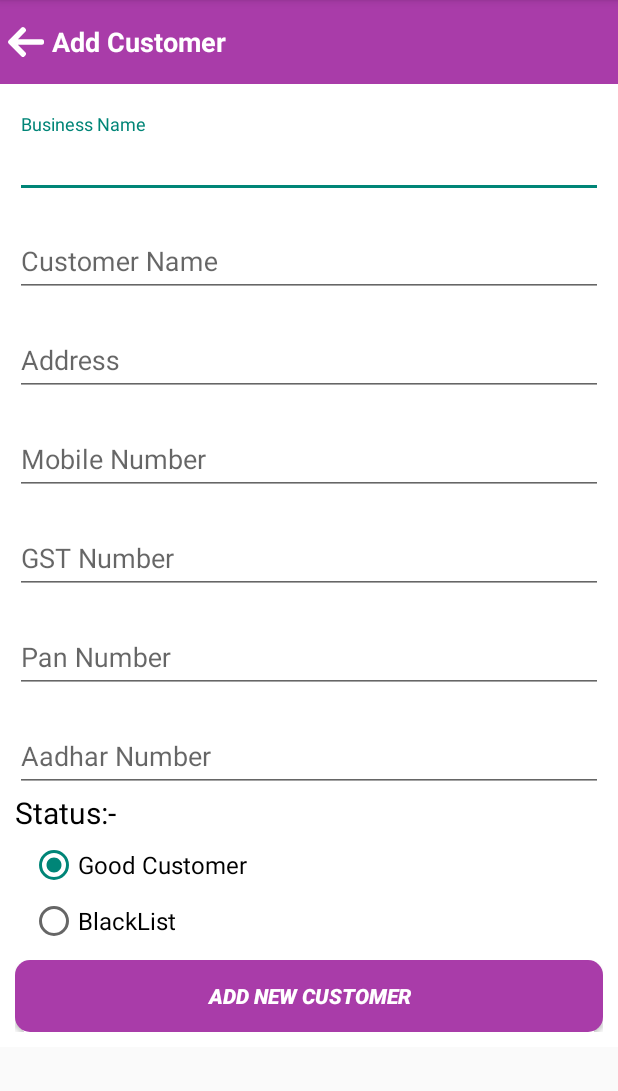
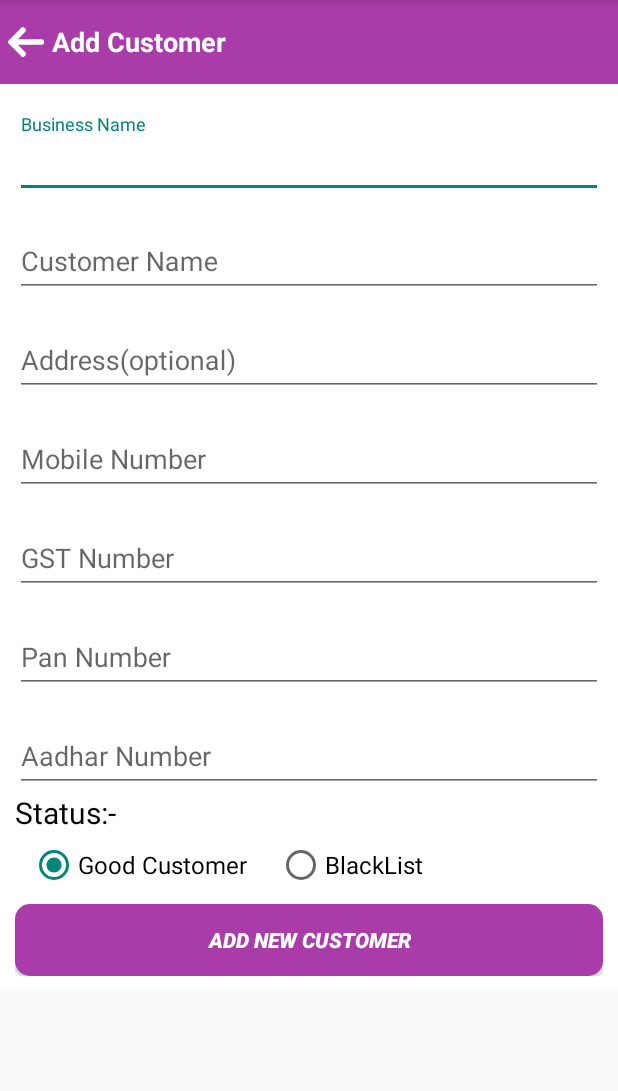
Before and after one commit to mezyapps/BIzProtect, an Android app: the AddCustomerActivity screen opened directly, with no data from a screen before it, on a phone screen of 412 x 824 dp, the part 84-1175 px from its top. Run offline under Robolectric (Android 15) with nearby library versions, the phone set to English and light mode, and no system bars.

Commit message:
NJ Commit 03-08-2019 (2)

```diff
--- a/app/src/main/java/com/mezyapps/bizprotect/view/activity/CustomerDetailsActivity.java
+++ b/app/src/main/java/com/mezyapps/bizprotect/view/activity/CustomerDetailsActivity.java
@@ -160,7 +160,7 @@ public class CustomerDetailsActivity extends AppCompatActivity {
                             if (code.equalsIgnoreCase("1")) {
                                 Toast.makeText(CustomerDetailsActivity.this, "Update Customer Status Successfully", Toast.LENGTH_SHORT).show();
                                 //successDialog.showDialog("Registration Successfully");
-                                MyCustomerFragment.isToRefresh = true;
+                                    MyCustomerFragment.isToRefresh = true;
                                 finish();
                             } else {
                                 Toast.makeText(CustomerDetailsActivity.this, message, Toast.LENGTH_SHORT).show();
--- a/app/src/main/res/layout/activity_add_customer.xml
+++ b/app/src/main/res/layout/activity_add_customer.xml
@@ -90,7 +90,7 @@
                     android:id="@+id/edt_customer_address"
                     android:layout_width="match_parent"
                     android:layout_height="wrap_content"
-                    android:hint="Address"
+                    android:hint="Address(optional)"
                     android:inputType="text" />
 
 
@@ -204,7 +204,7 @@
                     android:id="@+id/radioGroupStatus"
                     android:layout_width="match_parent"
                     android:layout_height="wrap_content"
-                    android:orientation="vertical">
+                    android:orientation="horizontal">
 
                     <RadioButton
                         android:id="@+id/rbGoodCustomer"
@@ -250,6 +250,13 @@
 
         </LinearLayout>
 
+      <!--  <LinearLayout
+            android:layout_width="match_parent"
+            android:layout_height="wrap_content">
+
+
+        </LinearLayout>-->
+
     </ScrollView>
 
 </LinearLayout>
--- a/build.gradle
+++ b/build.gradle
@@ -4,7 +4,6 @@ buildscript {
     repositories {
         google()
         jcenter()
-
     }
     dependencies {
         classpath 'com.android.tools.build:gradle:3.3.0'
@@ -19,6 +18,8 @@ allprojects {
     repositories {
         google()
         jcenter()
+        maven { url "https://jitpack.io" }
+        maven { url "https://maven.google.com" }
 
     }
 }
```
Also changed, not shown: app/build.gradle (+2 -7 lines), app/src/main/java/com/mezyapps/bizprotect/view/activity/AddCustomerActivity.java (+2 -12 lines), app/src/main/java/com/mezyapps/bizprotect/view/activity/MainActivity.java (+7 -3 lines), app/src/main/res/drawable/ic_vector_blacklisted.xml (+11 -4 lines), app/src/main/res/layout/main_layout.xml (+11 -2 lines), app/src/main/res/menu/bottom_navigation_menu.xml (+7 -5 lines).
